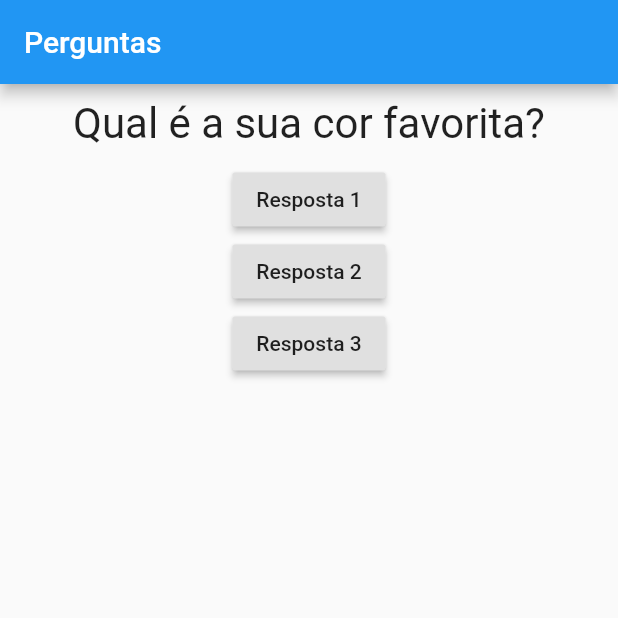
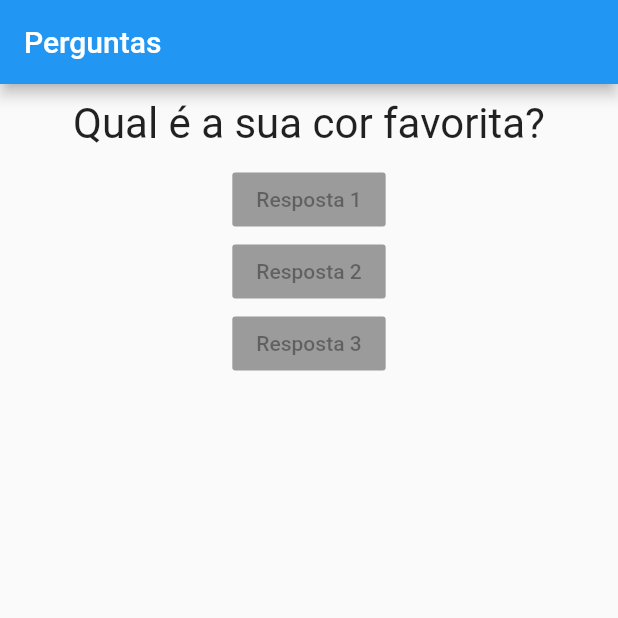
Before and after one commit to KaiqueMunhoz/ryc_projeto_perguntas, a Flutter app: the screen it shows after launch, on a phone screen of 412 x 824 dp, the top half of it. Run offline on Flutter 3.47's test engine with Material 2 defaults, Android fonts, the phone set to English and light mode, and no system bars.

Commit message:
feat: Use Resposta

```diff
--- a/lib/main.dart
+++ b/lib/main.dart
@@ -1,5 +1,6 @@
 import 'package:flutter/material.dart';
 import 'package:ryc_projeto_perguntas/questao.dart';
+import 'package:ryc_projeto_perguntas/resposta.dart';
 
 void main() => runApp(PerguntasApp());
 
@@ -24,18 +25,9 @@ class _PerguntasAppState extends State<PerguntasApp> {
         body: Column(
           children: [
             Questao(perguntas[0]),
-            RaisedButton(
-              child: Text('Resposta 1'),
-              onPressed: responder,
-            ),
-            RaisedButton(
-              child: Text('Resposta 2'),
-              onPressed: responder,
-            ),
-            RaisedButton(
-              child: Text('Resposta 3'),
-              onPressed: responder,
-            ),
+            Resposta('Resposta 1'),
+            Resposta('Resposta 2'),
+            Resposta('Resposta 3'),
           ],
         ),
       ),
```
